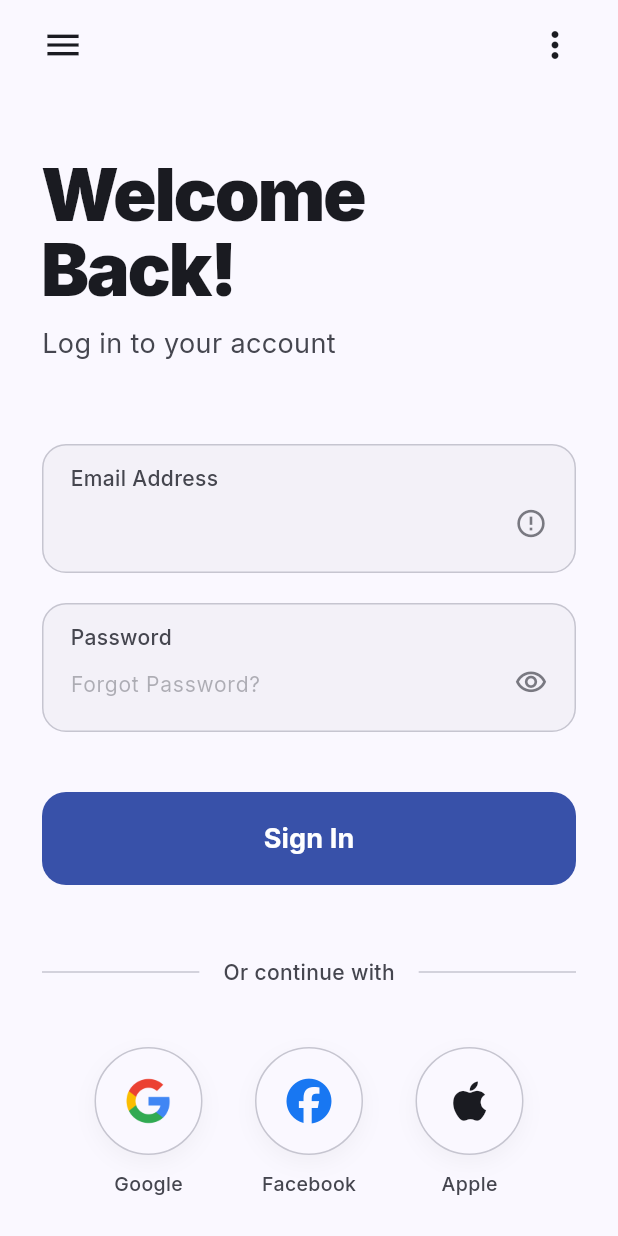
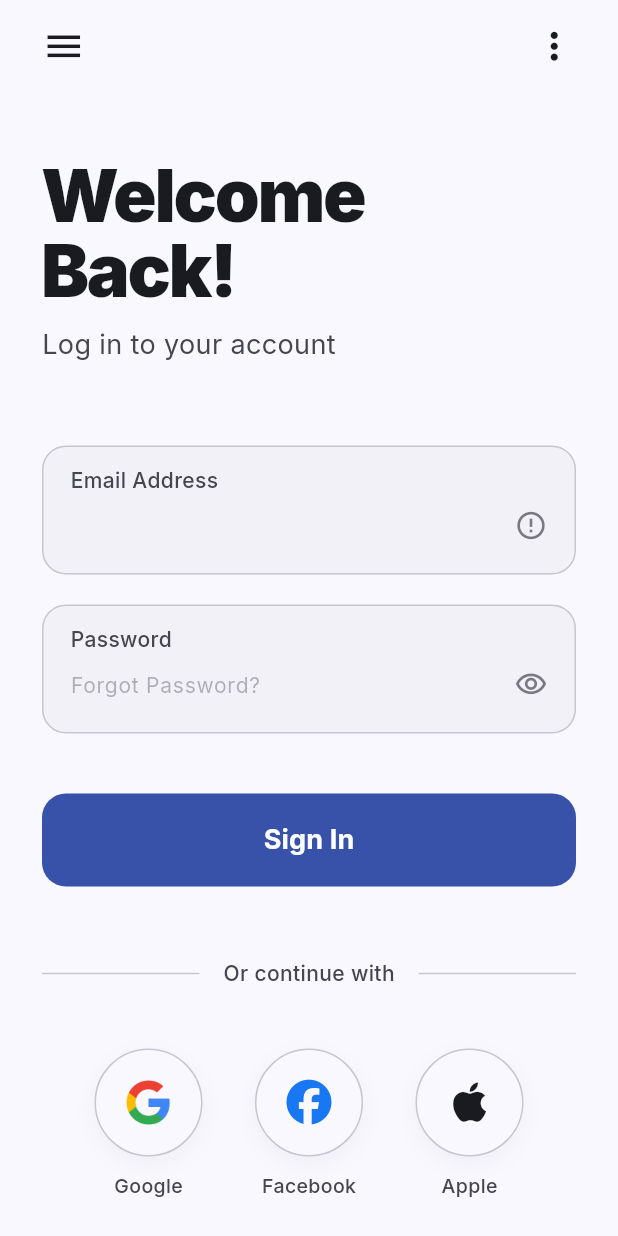
Before and after one commit to famton-repo/flutter, a Flutter app: the screen it shows after launch, on a phone screen of 412 x 824 dp. Run offline on Flutter 3.47's test engine with Material 3 defaults, Android fonts, the phone set to English and light mode, and no system bars; our stand-ins replace font_awesome_flutter, google_fonts.

Commit message:
style: Increase menu and more_vert icon sizes from 28 to 29.

```diff
--- a/lib/main.dart
+++ b/lib/main.dart
@@ -69,8 +69,8 @@ class LoginPage extends StatelessWidget {
               Row(
                 mainAxisAlignment: MainAxisAlignment.spaceBetween,
                 children: [
-                  Icon(Icons.menu, color: theme.colorScheme.onSurface, size: 28),
-                  Icon(Icons.more_vert, color: theme.colorScheme.onSurface, size: 28),
+                  Icon(Icons.menu, color: theme.colorScheme.onSurface, size: 29),
+                  Icon(Icons.more_vert, color: theme.colorScheme.onSurface, size: 29),
                 ],
               ),
               const SizedBox(height: 60),
```
